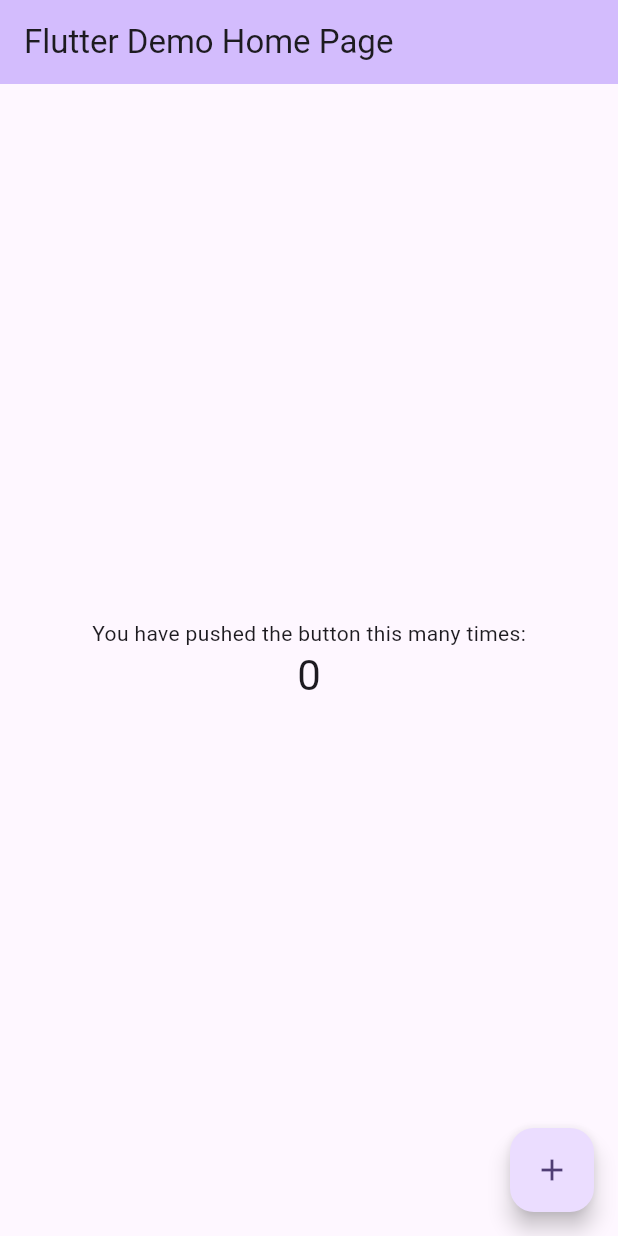
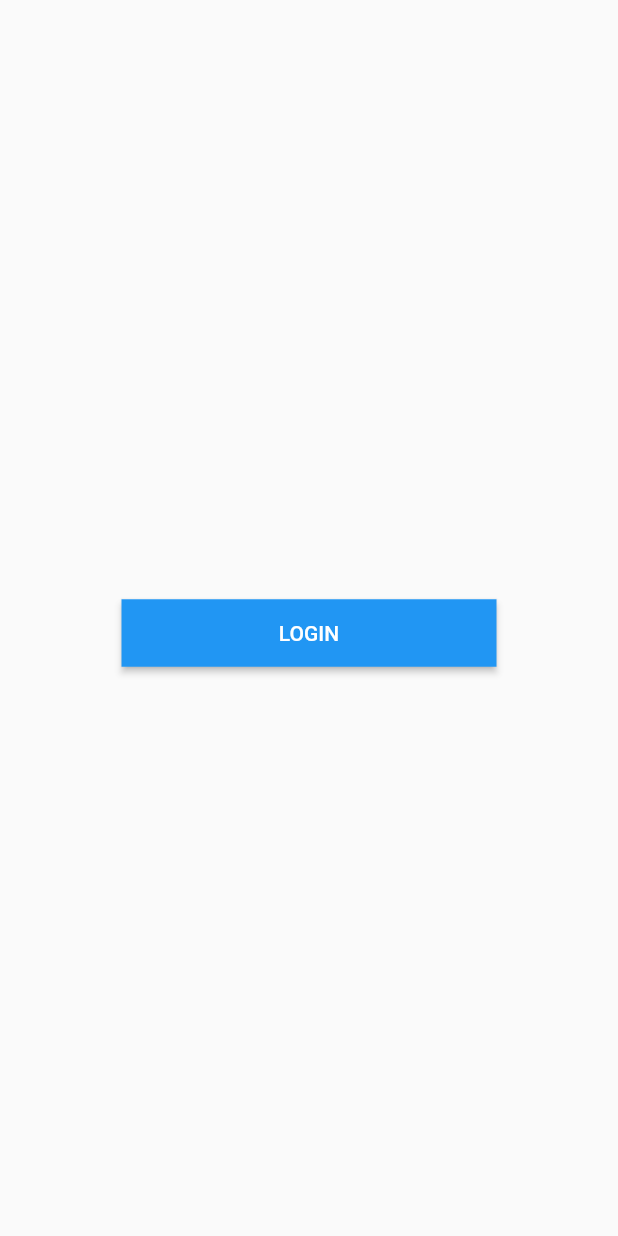
Before and after one commit to himacharan128/BookVerse, a Flutter app: the screen it shows after launch, on a phone screen of 412 x 824 dp. Run offline on Flutter 3.47's test engine with Material 2 defaults, Android fonts, the phone set to English and light mode, and no system bars.

Commit message:
outline_done

```diff
--- /dev/null
+++ b/lib/login_screen.dart
@@ -0,0 +1,41 @@
+import 'package:flutter/material.dart';
+
+class login extends StatefulWidget {
+  const login({super.key});
+
+  @override
+  State<login> createState() => _loginState();
+}
+
+class _loginState extends State<login> {
+  @override
+  Widget build(BuildContext context) {
+    return Scaffold(
+      body: Container(
+        margin: EdgeInsets.only(left:30,right: 30),
+        alignment: Alignment.center,
+        child: SingleChildScrollView(
+          child: Column(
+            mainAxisAlignment: MainAxisAlignment.center,
+            children: [
+              SizedBox(height: 20,),
+              SizedBox(
+                height: 45,
+                width:  250 ,
+                child:ElevatedButton(
+                  onPressed:(){
+                    Navigator.pushNamed(context,"home");
+                  },
+                  child: Text('LOGIN'),
+                  style: ElevatedButton.styleFrom( backgroundColor: Colors.blue ,
+                      shape: RoundedRectangleBorder(
+                          borderRadius: BorderRadius.zero)),
+                ) ,
+              )
+            ],
+          ),
+        ),
+      ),
+    );
+  }
+}
--- a/lib/main.dart
+++ b/lib/main.dart
@@ -1,125 +1,21 @@
+import 'package:bookverse/home_screen.dart';
+import 'package:bookverse/login_screen.dart';
 import 'package:flutter/material.dart';
 
 void main() {
-  runApp(const MyApp());
+  runApp(BookVerseApp());
 }
 
-class MyApp extends StatelessWidget {
-  const MyApp({super.key});
-
-  // This widget is the root of your application.
+class BookVerseApp extends StatelessWidget {
   @override
   Widget build(BuildContext context) {
     return MaterialApp(
-      title: 'Flutter Demo',
-      theme: ThemeData(
-        // This is the theme of your application.
-        //
-        // TRY THIS: Try running your application with "flutter run". You'll see
-        // the application has a blue toolbar. Then, without quitting the app,
-        // try changing the seedColor in the colorScheme below to Colors.green
-        // and then invoke "hot reload" (save your changes or press the "hot
-        // reload" button in a Flutter-supported IDE, or press "r" if you used
-        // the command line to start the app).
-        //
-        // Notice that the counter didn't reset back to zero; the application
-        // state is not lost during the reload. To reset the state, use hot
-        // restart instead.
-        //
-        // This works for code too, not just values: Most code changes can be
-        // tested with just a hot reload.
-        colorScheme: ColorScheme.fromSeed(seedColor: Colors.deepPurple),
-        useMaterial3: true,
-      ),
-      home: const MyHomePage(title: 'Flutter Demo Home Page'),
+      debugShowCheckedModeBanner: false,
+      initialRoute: 'login',
+      routes: {
+        'login': (context) => login(),
+        'home': (context) => home() ,
+      },
     );
   }
 }
-
-class MyHomePage extends StatefulWidget {
-  const MyHomePage({super.key, required this.title});
-
-  // This widget is the home page of your application. It is stateful, meaning
-  // that it has a State object (defined below) that contains fields that affect
-  // how it looks.
-
-  // This class is the configuration for the state. It holds the values (in this
-  // case the title) provided by the parent (in this case the App widget) and
-  // used by the build method of the State. Fields in a Widget subclass are
-  // always marked "final".
-
-  final String title;
-
-  @override
-  State<MyHomePage> createState() => _MyHomePageState();
-}
-
-class _MyHomePageState extends State<MyHomePage> {
-  int _counter = 0;
-
-  void _incrementCounter() {
-    setState(() {
-      // This call to setState tells the Flutter framework that something has
-      // changed in this State, which causes it to rerun the build method below
-      // so that the display can reflect the updated values. If we changed
-      // _counter without calling setState(), then the build method would not be
-      // called again, and so nothing would appear to happen.
-      _counter++;
-    });
-  }
-
-  @override
-  Widget build(BuildContext context) {
-    // This method is rerun every time setState is called, for instance as done
-    // by the _incrementCounter method above.
-    //
-    // The Flutter framework has been optimized to make rerunning build methods
-    // fast, so that you can just rebuild anything that needs updating rather
-    // than having to individually change instances of widgets.
-    return Scaffold(
-      appBar: AppBar(
-        // TRY THIS: Try changing the color here to a specific color (to
-        // Colors.amber, perhaps?) and trigger a hot reload to see the AppBar
-        // change color while the other colors stay the same.
-        backgroundColor: Theme.of(context).colorScheme.inversePrimary,
-        // Here we take the value from the MyHomePage object that was created by
-        // the App.build method, and use it to set our appbar title.
-        title: Text(widget.title),
-      ),
-      body: Center(
-        // Center is a layout widget. It takes a single child and positions it
-        // in the middle of the parent.
-        child: Column(
-          // Column is also a layout widget. It takes a list of children and
-          // arranges them vertically. By default, it sizes itself to fit its
-          // children horizontally, and tries to be as tall as its parent.
-          //
-          // Column has various properties to control how it sizes itself and
-          // how it positions its children. Here we use mainAxisAlignment to
-          // center the children vertically; the main axis here is the vertical
-          // axis because Columns are vertical (the cross axis would be
-          // horizontal).
-          //
-          // TRY THIS: Invoke "debug painting" (choose the "Toggle Debug Paint"
-          // action in the IDE, or press "p" in the console), to see the
-          // wireframe for each widget.
-          mainAxisAlignment: MainAxisAlignment.center,
-          children: <Widget>[
-            const Text(
-              'You have pushed the button this many times:',
-            ),
-            Text(
-              '$_counter',
-              style: Theme.of(context).textTheme.headlineMedium,
-            ),
-          ],
-        ),
-      ),
-      floatingActionButton: FloatingActionButton(
-        onPressed: _incrementCounter,
-        tooltip: 'Increment',
-        child: const Icon(Icons.add),
-      ), // This trailing comma makes auto-formatting nicer for build methods.
-    );
-  }
-}
```
Also changed, not shown: lib/home_screen.dart (added, +75 -0 lines).
